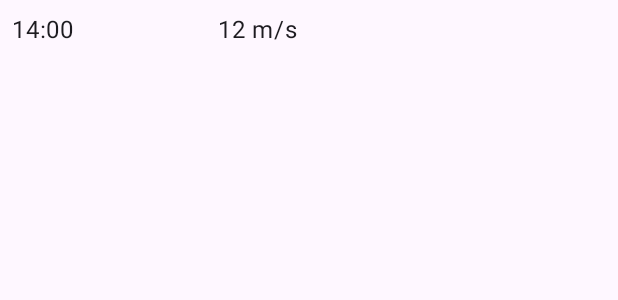
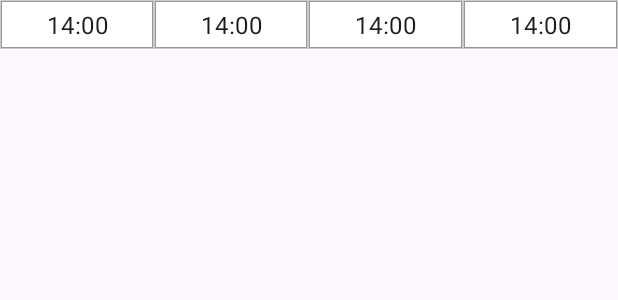
Before and after one commit to theberdakh/Suvchi, an Android app: the layout item_list_water_speed.xml on its own in the app's theme, with its tools: preview values and no code run, on a phone screen of 412 x 824 dp. Shown: the top 300 px of the screen. Run offline under Robolectric (Android 15) with nearby library versions, the phone set to English and light mode, and no system bars.

Commit message:
redesign DailyUsage, add Table

```diff
--- a/app/src/main/res/drawable/shape_card_overview.xml
+++ b/app/src/main/res/drawable/shape_card_overview.xml
@@ -1,7 +1,6 @@
 <?xml version="1.0" encoding="utf-8"?>
 <shape xmlns:android="http://schemas.android.com/apk/res/android" android:shape="rectangle">
 
-    <corners android:radius="8dp"/>
     <stroke android:color="@color/color_container" android:width="1dp"/>
 
 </shape>
--- a/app/src/main/res/layout/item_list_water_speed.xml
+++ b/app/src/main/res/layout/item_list_water_speed.xml
@@ -1,28 +1,113 @@
 <?xml version="1.0" encoding="utf-8"?>
-<LinearLayout xmlns:android="http://schemas.android.com/apk/res/android"
+<androidx.constraintlayout.widget.ConstraintLayout xmlns:android="http://schemas.android.com/apk/res/android"
+    android:layout_width="match_parent"
+    android:layout_height="wrap_content"
+    xmlns:app="http://schemas.android.com/apk/res-auto"
+    android:orientation="horizontal"
+    android:weightSum="3">
+
+
+    <LinearLayout
         android:layout_width="match_parent"
         android:layout_height="wrap_content"
         android:orientation="horizontal"
-    android:weightSum="3">
+        android:weightSum="4"
+        app:layout_constraintBottom_toBottomOf="parent"
+        android:background="@color/white"
+        app:layout_constraintTop_toTopOf="parent"
+        app:layout_constraintStart_toStartOf="parent"
+        app:layout_constraintEnd_toEndOf="parent">
+
+        <FrameLayout
+            android:layout_width="0dp"
+            android:layout_weight="1"
+            android:background="@drawable/shape_card_overview"
+            android:backgroundTint="@color/gray_unfocused"
+            android:layout_height="match_parent">
 
             <TextView
                 android:id="@+id/hour"
-        android:layout_width="0dp"
-        android:layout_weight="1"
-        android:layout_height="wrap_content"
-        android:padding="8dp"
+                android:background="@color/white"
+                android:layout_margin="1dp"
+                android:layout_width="match_parent"
+                android:layout_height="match_parent"
+                android:paddingHorizontal="8dp"
+                android:paddingVertical="4dp"
+                android:gravity="center"
+                android:textAlignment="center"
                 android:text="14:00"
                 android:textAppearance="?textAppearanceBodyLarge" />
 
+        </FrameLayout>
+
+        <FrameLayout
+            android:layout_width="0dp"
+            android:layout_weight="1"
+            android:background="@drawable/shape_card_overview"
+            android:backgroundTint="@color/gray_unfocused"
+            android:layout_height="match_parent">
+
+            <TextView
+                android:id="@+id/height"
+                android:background="@color/white"
+                android:layout_margin="1dp"
+                android:layout_width="match_parent"
+                android:layout_height="match_parent"
+                android:paddingVertical="4dp"
+                android:gravity="center"
+                android:paddingHorizontal="8dp"
+                android:textAlignment="center"
+                android:text="14:00"
+                android:textAppearance="?textAppearanceBodyLarge" />
+
+        </FrameLayout>
+
+        <FrameLayout
+            android:layout_width="0dp"
+            android:layout_weight="1"
+            android:background="@drawable/shape_card_overview"
+            android:backgroundTint="@color/gray_unfocused"
+            android:layout_height="match_parent">
+
             <TextView
                 android:id="@+id/speed"
+                android:background="@color/white"
+                android:layout_margin="1dp"
+                android:layout_width="match_parent"
+                android:layout_height="match_parent"
+                android:paddingHorizontal="8dp"
+                android:paddingVertical="4dp"
+                android:gravity="center"
+                android:textAlignment="center"
+                android:text="14:00"
+                android:textAppearance="?textAppearanceBodyLarge" />
+
+        </FrameLayout>
+
+        <FrameLayout
             android:layout_width="0dp"
-        android:layout_weight="2"
-        android:layout_height="wrap_content"
-        android:padding="8dp"
-        android:text="12 m/s"
+            android:layout_weight="1"
+            android:background="@drawable/shape_card_overview"
+            android:backgroundTint="@color/gray_unfocused"
+            android:layout_height="match_parent">
+
+            <TextView
+                android:id="@+id/usage"
+                android:background="@color/white"
+                android:layout_margin="1dp"
+                android:layout_width="match_parent"
+                android:layout_height="match_parent"
+                android:paddingHorizontal="8dp"
+                android:paddingVertical="4dp"
+                android:gravity="center"
+                android:text="14:00"
                 android:textAppearance="?textAppearanceBodyLarge" />
+
+        </FrameLayout>
+
+    </LinearLayout>
 
 
 
-</LinearLayout>
+
+</androidx.constraintlayout.widget.ConstraintLayout>
```
Also changed, not shown: app/src/main/java/com/theberdakh/suvchi/data/local/demo/AnalyticsDemo.kt (+8 -8 lines), app/src/main/java/com/theberdakh/suvchi/ui/day_usage/DayFragment.kt (+6 -2 lines), app/src/main/res/layout/fragment_day.xml (+146 -79 lines). Lines whose indentation alone changed are shown as unchanged.
